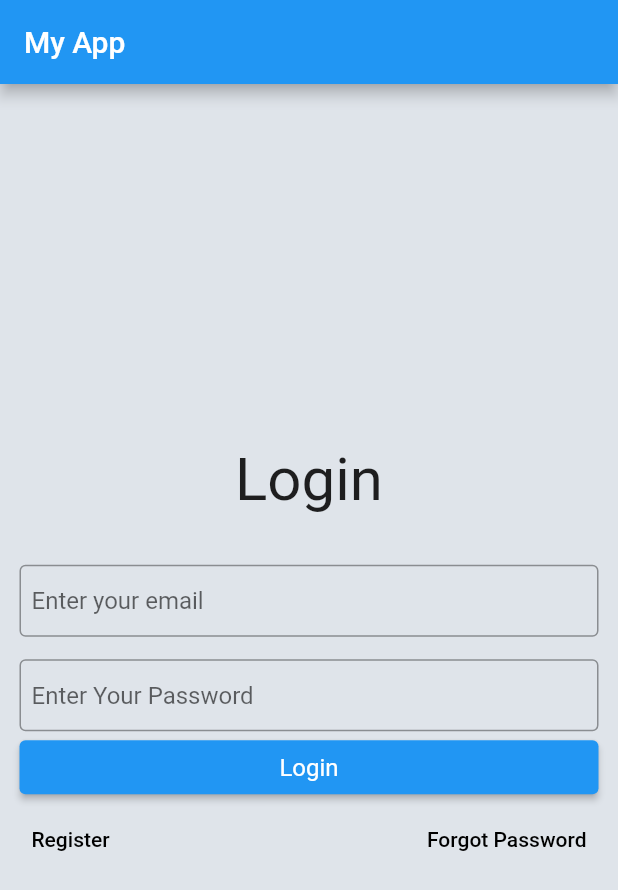
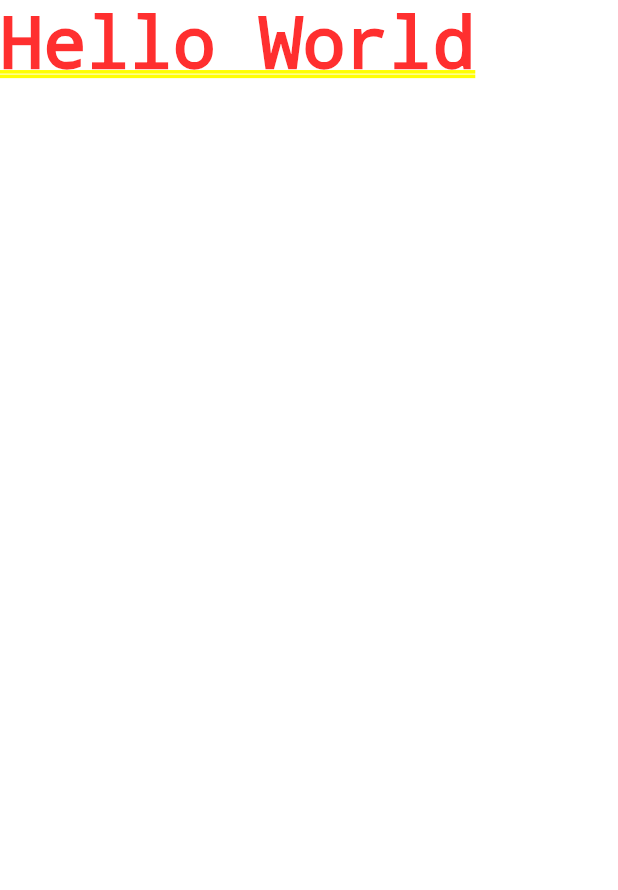
Before and after one commit to Farazjahangir/flutterPracticeApp, a Flutter app: the screen it shows after launch, after a tap on "Register", on a phone screen of 412 x 824 dp. Shown: the top 890 px of the screen. Run offline on Flutter 3.47's test engine with Material 2 defaults, Android fonts, the phone set to English and light mode, and no system bars.

Commit message:
added navigation

```diff
--- a/lib/main.dart
+++ b/lib/main.dart
@@ -1,21 +1,20 @@
 import 'package:flutter/material.dart';
 
 import 'screens/login.dart';
+import 'screens/register.dart';
 
 void main() {
   runApp(MyApp());
 }
 
 class MyApp extends StatelessWidget {
+  String? selectedRoute;
+
   @override
   Widget build(BuildContext ctx) {
     return MaterialApp(
-      home: Scaffold(
-        appBar: AppBar(
-          title: Text('My App'),
-        ),
-        body: Login(),
-      ),
+      routes: {'Login': (ctx) => Login(), 'Register': (ctx) => Register()},
+      initialRoute: 'Login',
     );
   }
 }
--- a/lib/screens/login.dart
+++ b/lib/screens/login.dart
@@ -18,9 +18,17 @@ class LoginState extends State<Login> {
     print(emailController);
   }
 
+  void navigateTo(route) {
+    Navigator.of(context).pushNamed(route);
+  }
+
   @override
   Widget build(BuildContext context) {
-    return Container(
+    return Scaffold(
+      appBar: AppBar(
+        title: Text('My App'),
+      ),
+      body: Container(
         color: Color(0xfffdfe4ea),
         child: Container(
           margin: const EdgeInsets.only(left: 13, right: 13),
@@ -55,7 +63,7 @@ class LoginState extends State<Login> {
                         children: [
                           Container(
                             child: TextButton(
-                            onPressed: () {},
+                              onPressed: () => navigateTo('Register'),
                               child: const Text('Register',
                                   style: TextStyle(
                                       fontSize: 14, color: Colors.black)),
@@ -66,7 +74,8 @@ class LoginState extends State<Login> {
                             onPressed: () {},
                             child: const Text(
                               'Forgot Password',
-                            style: TextStyle(fontSize: 14, color: Colors.black),
+                              style:
+                                  TextStyle(fontSize: 14, color: Colors.black),
                               textAlign: TextAlign.right,
                             ),
                           )),
@@ -79,6 +88,7 @@ class LoginState extends State<Login> {
             ],
           ),
         ),
+      ),
     );
   }
 }
--- /dev/null
+++ b/lib/screens/register.dart
@@ -0,0 +1,17 @@
+import 'package:flutter/material.dart';
+
+class Register extends StatefulWidget {
+  const Register({Key? key}) : super(key: key);
+
+  @override
+  State<Register> createState() => RegisterState();
+}
+
+class RegisterState extends State<Register> {
+  @override
+  Widget build(BuildContext context) {
+    return Container(
+      child: Text("Hello World"),
+    );
+  }
+}
--- a/lib/widgets/textInput.dart
+++ b/lib/widgets/textInput.dart
@@ -1,5 +1,3 @@
-import 'dart:ffi';
-
 import 'package:flutter/material.dart';
 
 class TextInput extends StatelessWidget {
```
Lines whose indentation alone changed are shown as unchanged.
